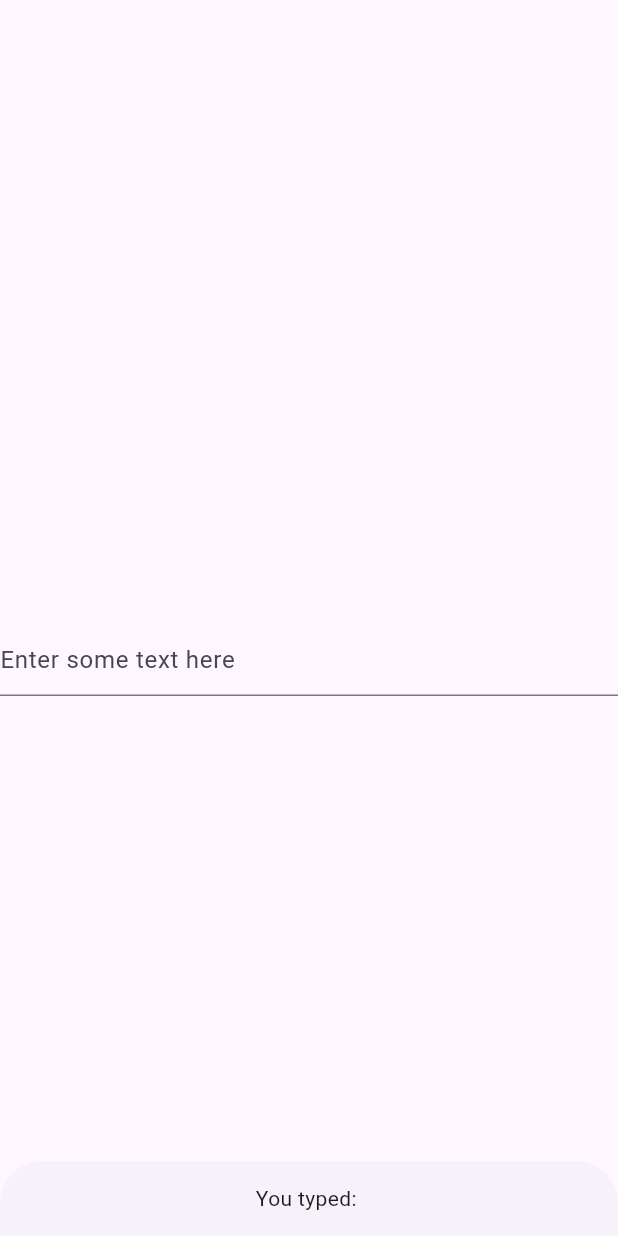
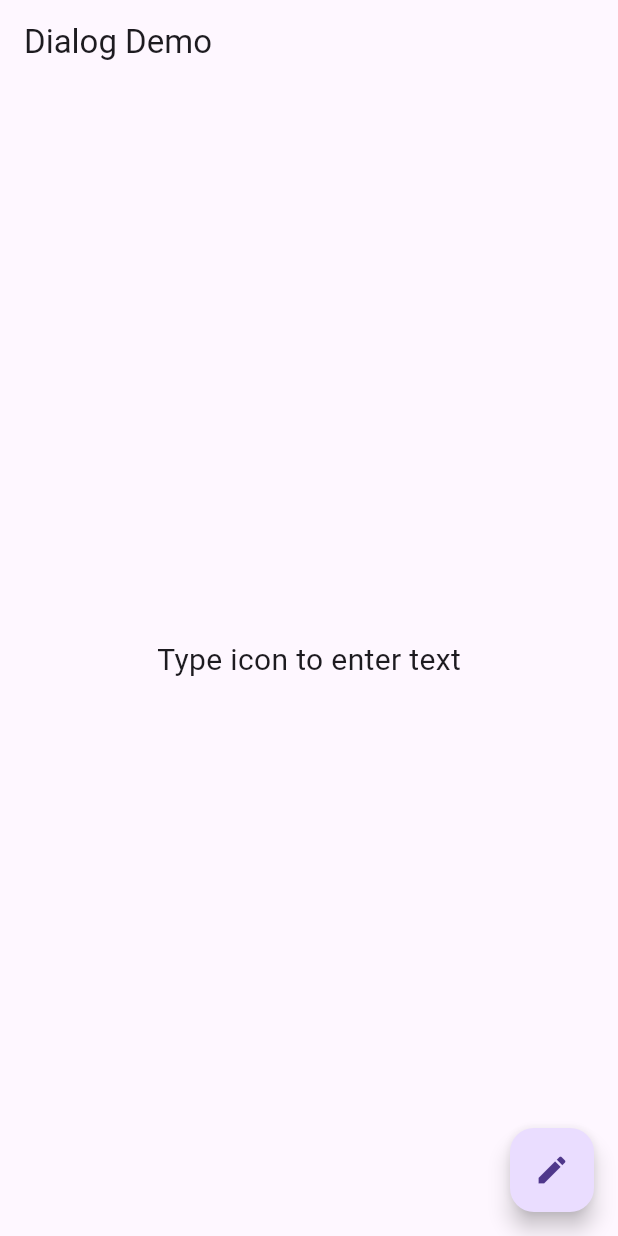
Before and after one commit to joshwaoti/flutter-practice, a Flutter app: the screen it shows after launch, on a phone screen of 412 x 824 dp. Run offline on Flutter 3.47's test engine with Material 3 defaults, Android fonts, the phone set to English and light mode, and no system bars.

Commit message:
created an app that uses a dialog box, to accept input and show it on screen

```diff
--- a/lib/main.dart
+++ b/lib/main.dart
@@ -5,9 +5,7 @@ void main() => runApp(MyApp());
 class MyApp extends StatelessWidget {
   @override
   Widget build(BuildContext context) {
-    return MaterialApp(
-      home: MyHomePage(),
-    );
+    return MaterialApp(title: 'Dialog Demo', home: MyHomePage());
   }
 }
 
@@ -19,25 +17,52 @@ class MyHomePage extends StatefulWidget {
 class _MyHomePageState extends State<MyHomePage> {
   String _inputText = '';
 
+  void _showInputDialog() {
+    showDialog(
+        context: context,
+        builder: (BuildContext context) {
+          TextEditingController controller = TextEditingController();
+          return AlertDialog(
+              title: Text("Enter some text"),
+              content: TextField(
+                controller: controller,
+                decoration: InputDecoration(hintText: 'Enter some Text'),
+              ),
+              actions: <Widget>[
+                TextButton(
+                  child: Text('Cancel'),
+                  onPressed: () {
+                    Navigator.of(context).pop();
+                  },
+                ),
+                TextButton(
+                    child: Text('Save'),
+                    onPressed: () {
+                      setState(() {
+                        _inputText = controller.text;
+                      });
+                      Navigator.of(context).pop();
+                    })
+              ]);
+        });
+  }
+
   @override
   Widget build(BuildContext context) {
     return Scaffold(
         appBar: AppBar(
-          title: Text(_inputText),
+          title: Text('Dialog Demo'),
         ),
         body: Center(
-          child: TextField(
-              decoration: InputDecoration(hintText: "Enter some text here"),
-              onChanged: (value) {
-                setState(() {
-                  _inputText = value;
-                });
-              }),
+            child: Text(
+          _inputText.isEmpty ? 'Type icon to enter text' : 'You entered: $_inputText',
+          style: TextStyle(fontSize: 20),
+        )
         ),
-        bottomSheet: Container(
-          alignment: Alignment.center,
-          height: 50,
-          child: Text('You typed: $_inputText')
+        floatingActionButton: FloatingActionButton(
+          onPressed: _showInputDialog,
+          tooltip: 'Add a text',
+          child: Icon(Icons.edit),
         ));
   }
 }
```
